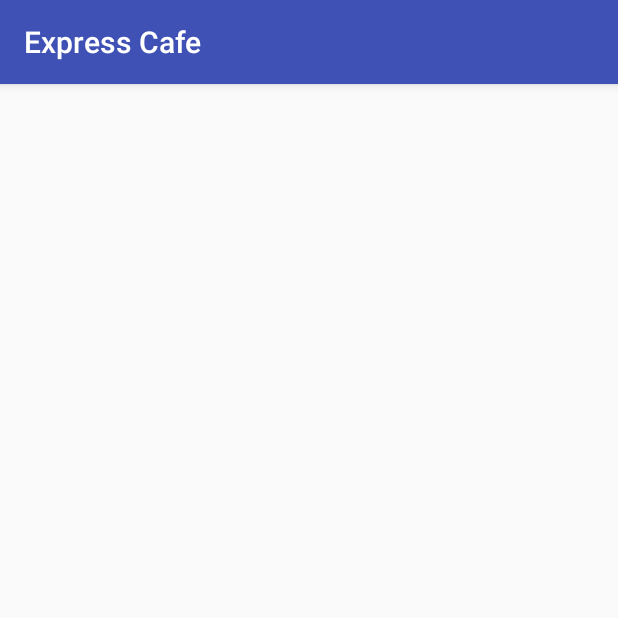
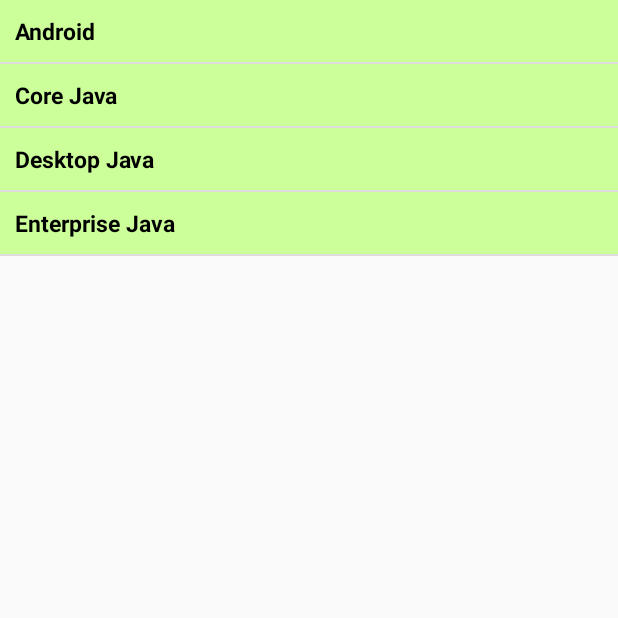
Before and after one commit to TimeMenus/TimeMenusAndroid, an Android app: the MenuActivity screen opened directly, with no data from a screen before it, on a phone screen of 412 x 824 dp, the top half of it. Run offline under Robolectric (Android 15) with nearby library versions, the phone set to English and light mode, and no system bars; our stand-ins replace Firebase (no records; nobody signed in at launch, a user with empty details on screens opened directly).

Commit message:
Sample Minu page

```diff
--- a/app/src/main/java/com/express/apps/expresscafe/MenuActivity.java
+++ b/app/src/main/java/com/express/apps/expresscafe/MenuActivity.java
@@ -1,13 +1,125 @@
 package com.express.apps.expresscafe;
 
+import android.app.ExpandableListActivity;
+import android.content.Context;
+import android.graphics.Bitmap;
 import android.support.v7.app.AppCompatActivity;
 import android.os.Bundle;
+import android.util.Log;
+import android.view.LayoutInflater;
+import android.widget.ExpandableListView;
 
-public class MenuActivity extends AppCompatActivity {
+import com.express.apps.expresscafe.models.Menu;
+import com.google.firebase.database.DataSnapshot;
+import com.google.firebase.database.DatabaseError;
+import com.google.firebase.database.DatabaseReference;
+import com.google.firebase.database.FirebaseDatabase;
+import com.google.firebase.database.GenericTypeIndicator;
+import com.google.firebase.database.ValueEventListener;
+
+import java.util.ArrayList;
+import java.util.HashMap;
+import java.util.Iterator;
+import java.util.Map;
+
+public class MenuActivity extends ExpandableListActivity {
+
+    private ArrayList<String> parentItems = new ArrayList<String>();
+    private ArrayList<Object> childItems = new ArrayList<Object>();
+
+    String TAG="Express Db";
+
 
     @Override
     protected void onCreate(Bundle savedInstanceState) {
         super.onCreate(savedInstanceState);
-        setContentView(R.layout.activity_menu);
+//       ExpandableListView expandableList = (ExpandableListView) findViewById(R.id.menuListView);
+        ExpandableListView expandableList = getExpandableListView();
+        expandableList.setDividerHeight(2);
+        expandableList.setGroupIndicator(null);
+        expandableList.setClickable(true);
+
+        setGroupParents();
+        setChildData();
+
+        MyExpandableAdapter adapter = new MyExpandableAdapter(parentItems, childItems);
+
+        adapter.setInflater((LayoutInflater) getSystemService(Context.LAYOUT_INFLATER_SERVICE), this);
+        expandableList.setAdapter(adapter);
+        expandableList.setOnChildClickListener(this);
+
+
+        FirebaseDatabase database = FirebaseDatabase.getInstance();
+        DatabaseReference myRef = database.getReference("menues");
+
+        myRef.addValueEventListener(new ValueEventListener() {
+            @Override
+            public void onDataChange(DataSnapshot dataSnapshot) {
+
+                Iterator it= dataSnapshot.getChildren().iterator();
+                while(it.hasNext()){
+
+                    DataSnapshot menu=(DataSnapshot)it.next();
+
+                    Menu m=menu.getValue(Menu.class);
+
+                    Log.d(TAG, "Menu: " + m.toString());
+                    Log.d(TAG, "Menu: " + m.getItems());
+
+                }
+//                Iterator it= map.entrySet().iterator();
+////
+//                while(it.hasNext()){
+//                    Map.Entry pair = (Map.Entry) it.next();
+//
+//                    Log.d(TAG, "Key is: " + pair.getKey());
+//                    Log.d(TAG, "Value is: " + pair.getValue());
+//                }
+
+
+            }
+
+            @Override
+            public void onCancelled(DatabaseError error) {
+
+                Log.w(TAG, "Failed to read value.", error.toException());
+            }
+        });
+
+
     }
+
+    public void setGroupParents() {
+        parentItems.add("Android");
+        parentItems.add("Core Java");
+        parentItems.add("Desktop Java");
+        parentItems.add("Enterprise Java");
+    }
+
+    public void setChildData() {
+        ArrayList<String> child = new ArrayList<String>();
+        child.add("Core");
+        child.add("Games");
+        childItems.add(child);
+        child = new ArrayList<String>();
+        child.add("Apache");
+        child.add("Applet");
+        child.add("AspectJ");
+        child.add("Beans");
+        child.add("Crypto");
+        childItems.add(child);
+        child = new ArrayList<String>();
+        child.add("Accessibility");
+        child.add("AWT");
+        child.add("ImageIO");
+        child.add("Print");
+        childItems.add(child);
+        child = new ArrayList<String>();
+        child.add("EJB3");
+        child.add("GWT");
+        child.add("Hibernate");
+        child.add("JSP");
+        childItems.add(child);
+    }
+
 }
--- /dev/null
+++ b/app/src/main/java/com/express/apps/expresscafe/MyExpandableAdapter.java
@@ -0,0 +1,120 @@
+package com.express.apps.expresscafe;
+import java.util.ArrayList;
+
+import android.app.Activity;
+import android.view.LayoutInflater;
+import android.view.View;
+import android.view.View.OnClickListener;
+import android.view.ViewGroup;
+import android.widget.BaseExpandableListAdapter;
+import android.widget.CheckedTextView;
+import android.widget.TextView;
+import android.widget.Toast;
+
+public class MyExpandableAdapter extends BaseExpandableListAdapter {
+
+    private Activity activity;
+    private ArrayList<Object> childtems;
+    private LayoutInflater inflater;
+    private ArrayList<String> parentItems, child;
+
+    public MyExpandableAdapter(ArrayList<String> parents, ArrayList<Object> childern) {
+        this.parentItems = parents;
+        this.childtems = childern;
+    }
+
+    public void setInflater(LayoutInflater inflater, Activity activity) {
+        this.inflater = inflater;
+        this.activity = activity;
+    }
+
+    @Override
+    public View getChildView(int groupPosition, final int childPosition, boolean isLastChild, View convertView, ViewGroup parent) {
+
+        child = (ArrayList<String>) childtems.get(groupPosition);
+
+        TextView textView = null;
+
+        if (convertView == null) {
+            convertView = inflater.inflate(R.layout.group, null);
+        }
+
+        textView = (TextView) convertView.findViewById(R.id.textView1);
+        textView.setText(child.get(childPosition));
+
+        convertView.setOnClickListener(new OnClickListener() {
+
+            @Override
+            public void onClick(View view) {
+                Toast.makeText(activity, child.get(childPosition),
+                        Toast.LENGTH_SHORT).show();
+            }
+        });
+
+        return convertView;
+    }
+
+    @Override
+    public View getGroupView(int groupPosition, boolean isExpanded, View convertView, ViewGroup parent) {
+
+        if (convertView == null) {
+            convertView = inflater.inflate(R.layout.row, null);
+        }
+
+        ((CheckedTextView) convertView).setText(parentItems.get(groupPosition));
+        ((CheckedTextView) convertView).setChecked(isExpanded);
+
+        return convertView;
+    }
+
+    @Override
+    public Object getChild(int groupPosition, int childPosition) {
+        return null;
+    }
+
+    @Override
+    public long getChildId(int groupPosition, int childPosition) {
+        return 0;
+    }
+
+    @Override
+    public int getChildrenCount(int groupPosition) {
+        return ((ArrayList<String>) childtems.get(groupPosition)).size();
+    }
+
+    @Override
+    public Object getGroup(int groupPosition) {
+        return null;
+    }
+
+    @Override
+    public int getGroupCount() {
+        return parentItems.size();
+    }
+
+    @Override
+    public void onGroupCollapsed(int groupPosition) {
+        super.onGroupCollapsed(groupPosition);
+    }
+
+    @Override
+    public void onGroupExpanded(int groupPosition) {
+        super.onGroupExpanded(groupPosition);
+    }
+
+    @Override
+    public long getGroupId(int groupPosition) {
+        return 0;
+    }
+
+    @Override
+    public boolean hasStableIds() {
+        return false;
+    }
+
+    @Override
+    public boolean isChildSelectable(int groupPosition, int childPosition) {
+        return false;
+    }
+
+}
--- a/app/src/main/res/layout/activity_menu.xml
+++ b/app/src/main/res/layout/activity_menu.xml
@@ -1,12 +1,13 @@
 <?xml version="1.0" encoding="utf-8"?>
-<RelativeLayout xmlns:android="http://schemas.android.com/apk/res/android"
-    xmlns:tools="http://schemas.android.com/tools"
-    android:layout_width="match_parent"
-    android:layout_height="match_parent"
-    android:paddingBottom="@dimen/activity_vertical_margin"
-    android:paddingLeft="@dimen/activity_horizontal_margin"
-    android:paddingRight="@dimen/activity_horizontal_margin"
-    android:paddingTop="@dimen/activity_vertical_margin"
-    tools:context="com.express.apps.expresscafe.MenuActivity">
+<LinearLayout xmlns:android="http://schemas.android.com/apk/res/android"
+    android:layout_width="fill_parent"
+    android:layout_height="fill_parent"
+    android:orientation="vertical" >
 
-</RelativeLayout>
+    <ExpandableListView
+        android:id="@+id/list"
+        android:layout_height="match_parent"
+        android:layout_width="match_parent"
+        android:groupIndicator="@null" />
+
+</LinearLayout>
--- /dev/null
+++ b/app/src/main/res/layout/row.xml
@@ -0,0 +1,14 @@
+<?xml version="1.0" encoding="utf-8"?>
+<CheckedTextView xmlns:android="http://schemas.android.com/apk/res/android"
+    xmlns:tools="http://schemas.android.com/tools"
+    android:id="@+id/textView1"
+    android:layout_width="wrap_content"
+    android:layout_height="60dp"
+    android:layout_marginLeft="5dp"
+    android:gravity="center_vertical"
+    android:padding="10dp"
+    android:textColor="#000000"
+    android:textSize="15sp"
+    android:textStyle="bold"
+    android:background="#CCFF99"
+    />
```
Also changed, not shown: app/src/main/java/com/express/apps/expresscafe/models/Item.java (added, +52 -0 lines), app/src/main/java/com/express/apps/expresscafe/models/ItemWithKey.java (added, +25 -0 lines), app/src/main/java/com/express/apps/expresscafe/models/Menu.java (added, +58 -0 lines), app/src/main/java/com/express/apps/expresscafe/models/Picture.java (added, +25 -0 lines), app/src/main/res/layout/group.xml (added, +27 -0 lines).
